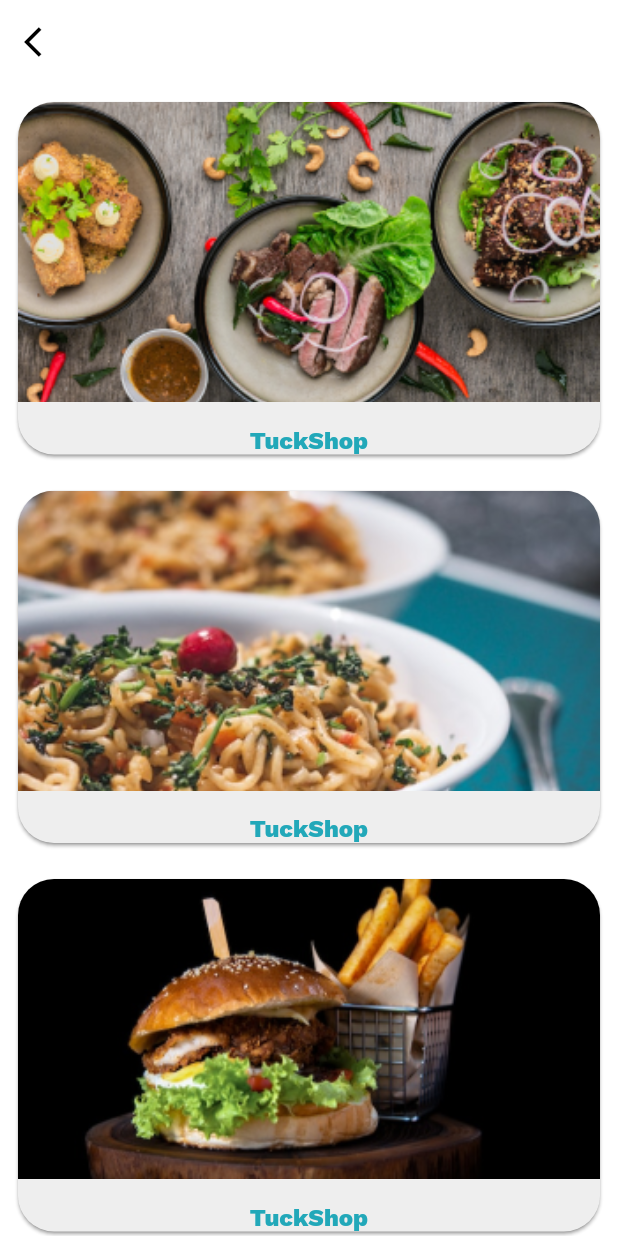
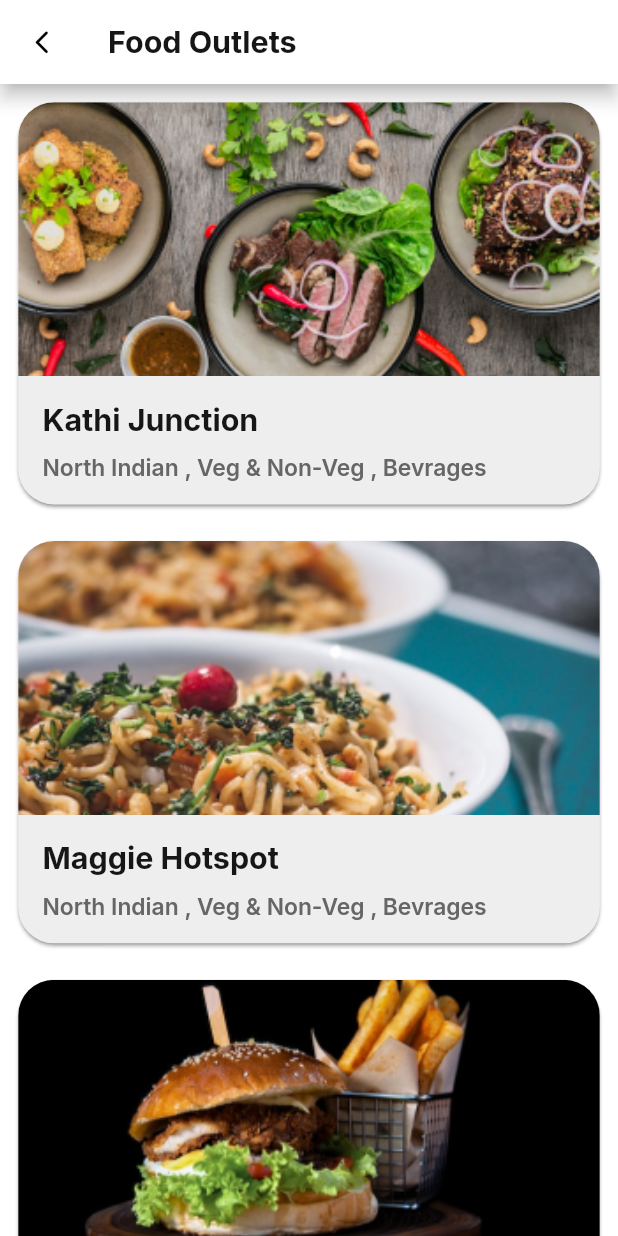
Before and after one commit to codewithjaspreet/College-Hub, a Flutter app: the screen it shows after launch, on a phone screen of 412 x 824 dp. Run offline on Flutter 3.47's test engine with Material 2 defaults, Android fonts, the light colour scheme and no system bars; our stand-ins replace anim_search_bar, carousel_slider, flutter_screenutil, get, google_fonts, table_calendar; missing offline and left inert: number_selection.

Commit message:
food_outlet list done

```diff
--- a/lib/Screens/Shop_list.dart
+++ /dev/null
@@ -1,57 +0,0 @@
-import 'package:college_hub/widgets/button.dart';
-import 'package:college_hub/widgets/shop_card.dart';
-import 'package:flutter/material.dart';
-import 'package:flutter_screenutil/flutter_screenutil.dart';
-import 'package:table_calendar/table_calendar.dart';
-
-import 'cleaning.dart';
-
-class ShopList extends StatelessWidget {
-  const ShopList({Key? key}) : super(key: key);
-
-  @override
-  Widget build(BuildContext context) {
-    return Scaffold(
-      backgroundColor: Colors.white,
-      appBar: AppBar(
-        leading: Icon(
-          Icons.arrow_back_ios,
-          color: Colors.black,
-        ),
-        elevation: 0,
-        backgroundColor: Colors.white,
-        title: Text(
-          'Food Outlets',
-          style: TextStyle(
-            color: Colors.black,
-            fontWeight: FontWeight.bold,
-          ),
-        ),
-      ),
-      body: SingleChildScrollView(
-        child: Column(
-
-          children: [
-            Padding(
-              padding: EdgeInsets.all(8.0),
-              child: shopcard("assets/kathi.png", "TuckShop")
-              ),
-            Padding(
-              padding: EdgeInsets.all(8.0),
-              child: shopcard("assets/maggiehotspot.png", "TuckShop")
-              ),
-              Padding(
-              padding: EdgeInsets.all(8.0),
-              child: shopcard("assets/quench.png", "TuckShop")
-              ),
-              Padding(
-              padding: EdgeInsets.all(8.0),
-              child: shopcard("assets/chaiok.png", "TuckShop")
-              )
-
-          ],
-        ),
-      ),
-    );
-  }
-}
--- /dev/null
+++ b/lib/Screens/food_outlets/food_outlet.dart
@@ -0,0 +1,67 @@
+import 'package:college_hub/widgets/outlet_card.dart';
+import 'package:flutter/material.dart';
+import 'package:flutter_screenutil/flutter_screenutil.dart';
+import 'package:get/get.dart';
+
+
+class FoodOutlet extends StatelessWidget {
+  const FoodOutlet({Key? key}) : super(key: key);
+
+  @override
+  Widget build(BuildContext context) {
+    return Scaffold(
+
+      backgroundColor: Colors.white,
+      appBar: AppBar(
+        title: Text(
+        'Food Outlets',
+        style: Theme.of(context).textTheme.headline4,
+      ),
+        leading: IconButton(
+        onPressed: () {
+          Get.back();
+        },
+        icon: Icon(
+          Icons.arrow_back_ios_new_rounded,
+          color: Colors.black,
+          size: 18.sp,
+        ),
+      ),
+        elevation: 5,
+        backgroundColor: Colors.white,
+        // title: Text(
+        //   'Food Outlets',
+        //   style: TextStyle(
+        //     color: Colors.black,
+        //     fontWeight: FontWeight.bold,
+        //     fontSize: 16.sp
+        //   ),
+        // ),
+      ),
+      body: SingleChildScrollView(
+        child: Column(
+
+          children:  [
+            Padding(
+              padding: EdgeInsets.all(8.0.sp),
+              child: const outletCard(imageurl:"assets/kathi.png",outletname: "Kathi Junction",category:"North Indian , Veg & Non-Veg , Bevrages",)
+              ),
+            Padding(
+              padding: EdgeInsets.all(8.0.sp),
+              child:const outletCard(imageurl:"assets/maggiehotspot.png", outletname:"Maggie Hotspot",category:'''North Indian , Veg & Non-Veg , Bevrages''')
+              ),
+              Padding(
+              padding: EdgeInsets.all(8.0.sp),
+              child: const outletCard(imageurl:"assets/quench.png",outletname: "Quench",category:'''North Indian , Veg & Non-Veg , Bevrages''')
+              ),
+              Padding(
+              padding: EdgeInsets.all(8.0.sp),
+              child: const outletCard(imageurl:"assets/chaiok.png",outletname: "Chai Ok",category:'''North Indian , Veg & Non-Veg , Bevrages:''')
+              )
+
+          ],
+        ),
+      ),
+    );
+  }
+}
--- a/lib/main.dart
+++ b/lib/main.dart
@@ -1,4 +1,4 @@
-import 'package:college_hub/Screens/Shop_list.dart';
+import 'package:college_hub/Screens/food_outlets/food_outlet.dart';
 import 'package:college_hub/Screens/TuckShop.dart';
 import 'package:college_hub/Screens/cleaning.dart';
 import 'package:college_hub/Screens/home.dart';
@@ -29,7 +29,7 @@ class MyApp extends StatelessWidget {
         theme: Themes.light,
         darkTheme: Themes.dark,
         debugShowCheckedModeBanner: false,
-        home:   const ShopList(),
+        home:   const FoodOutlet(),
       );
     });
   }
--- /dev/null
+++ b/lib/widgets/outlet_card.dart
@@ -0,0 +1,65 @@
+import 'package:flutter/material.dart';
+import 'package:flutter_screenutil/flutter_screenutil.dart';
+
+class outletCard extends StatelessWidget {
+  const outletCard({
+    super.key,
+    required this.outletname,
+    required this.imageurl,
+    required this.category,
+
+  });
+
+  final String outletname;
+  final String imageurl;
+  final String category;
+
+  @override
+  Widget build(BuildContext context) {
+    return Card(
+        clipBehavior: Clip.antiAlias,
+        shape: RoundedRectangleBorder(
+          borderRadius: BorderRadius.circular(24),
+        ),
+        child: Column(
+          mainAxisAlignment: MainAxisAlignment.start,
+          crossAxisAlignment: CrossAxisAlignment.start,
+          children: [
+            Stack(
+              children: [
+                Ink.image(
+                  image: AssetImage(
+                    imageurl
+                  ),
+                  height: 180.h,
+                  fit: BoxFit.cover,
+                ),
+
+              ],
+            ),
+            Padding(
+              padding: EdgeInsets.all(16.sp),
+              child: Column(
+                crossAxisAlignment: CrossAxisAlignment.start,
+                children: [
+                  Text(
+                    outletname,
+                    style: Theme.of(context).textTheme.headline4,
+                  ),
+                  SizedBox(
+                    height: 10.h,
+                  ),
+                  Text(
+                    category,
+                    style: Theme.of(context).textTheme.headline5?.copyWith(color: Theme.of(context).disabledColor),
+                  ),
+
+                ],
+              ),
+            ),
+
+          ],
+        ),
+      );
+  }
+}
--- a/lib/widgets/shop_card.dart
+++ /dev/null
@@ -1,35 +0,0 @@
-import 'dart:ui';
-
-import 'package:flutter/cupertino.dart';
-import 'package:flutter/material.dart';
-
-Widget shopcard(String imageurl,String name ) => Card(
-        clipBehavior: Clip.antiAlias,
-        shape: RoundedRectangleBorder(
-          borderRadius: BorderRadius.circular(24),
-        ),
-        child: Column(
-          children: [
-            Stack(
-              children: [
-                Ink.image(
-                  image: AssetImage(
-                    imageurl
-                  ),
-                  height: 200,
-                  fit: BoxFit.cover,
-                ),
-
-              ],
-            ),
-            Padding(
-              padding: EdgeInsets.all(16).copyWith(bottom: 0),
-              child: Text(
-                name,
-                style: TextStyle(fontSize: 16),
-              ),
-            ),
-
-          ],
-        ),
-      );
```
